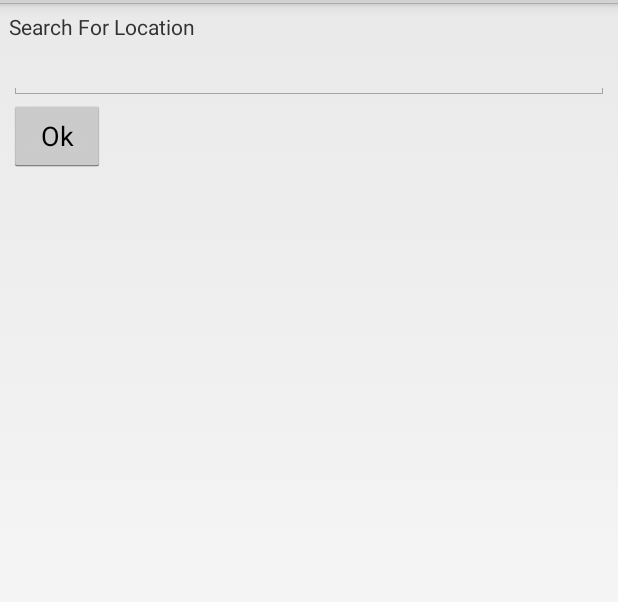
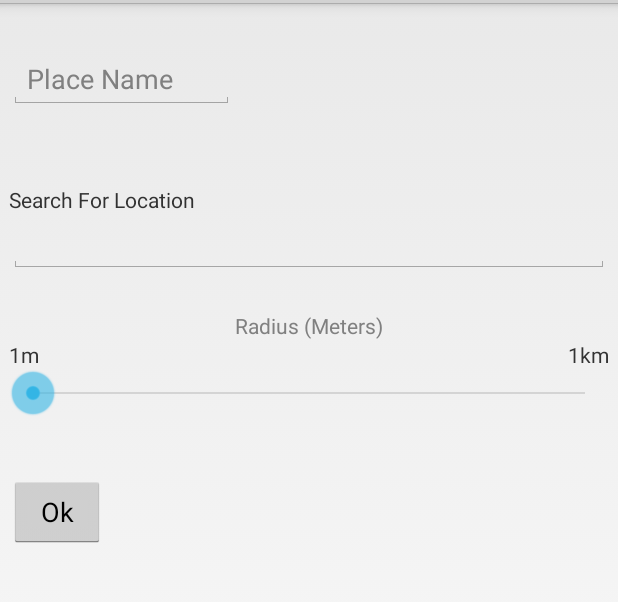
Before and after one commit to 1qazxsw23edc/taskman, an Android app: the screen it shows after launch (MainActivity), after a tap on an icon or button, on a phone screen of 412 x 824 dp, the part 69-671 px from its top. Run offline under Robolectric (Android 15) with nearby library versions, the phone set to English and light mode, and no system bars; 2 statements that could not run were skipped; 2 other taps on this screen came first.

Commit message:
Created Slider bar to select radius.  Modified location selection layout so that you can set a Name and Radius of your geofence.  Added feature to zoom to newly created place as well.

```diff
--- a/TaskManTest/src/main/java/com/charles/taskmantest/Fragments/DrawerListFragment.java
+++ b/TaskManTest/src/main/java/com/charles/taskmantest/Fragments/DrawerListFragment.java
@@ -13,7 +13,6 @@ import android.content.Loader;
 import android.database.Cursor;
 import android.net.Uri;
 import android.os.Bundle;
-import android.util.Log;
 import android.view.LayoutInflater;
 import android.view.Menu;
 import android.view.MenuInflater;
@@ -65,7 +64,6 @@ public class DrawerListFragment extends ListFragment implements
         header = inflater.inflate(R.layout.drawer_header, null);
         ((ListView)v).addHeaderView(header);
         mainView =v;
-
         initPlaces();
         return v;
     }
@@ -76,7 +74,7 @@ public class DrawerListFragment extends ListFragment implements
         super.onListItemClick(l, v, position, id);
         onItemSelected.onItemSelected(id);
         TextView tv = (TextView)v;
-        Log.v("ListItemClicked", Long.toString(id) + " " + tv.getText() );
+        //Log.v("ListItemClicked", Long.toString(id) + " " + tv.getText() );
     }
 
 
@@ -138,43 +136,11 @@ public class DrawerListFragment extends ListFragment implements
         Fragment frag = new LocationSelection();
         MapFragment mMap = (MapFragment)fm.findFragmentById(R.id.content_view);
         FragmentTransaction ft = fm.beginTransaction();
-        ft.hide(mMap);
+        ft.hide(mMap).addToBackStack("map");
         ft.add(R.id.container, frag, "location_select");
         ft.show(frag);
         ft.commit();
         onItemSelected.toggleDrawerClosed();
-        //ft.replace(R.id.content_frame, frag, "locSetter");
-        //ft.commit();
-        /*AlertDialog.Builder alert = new AlertDialog.Builder(getActivity());
-        alert.setTitle("New Place");
-        alert.setMessage("Add a New Place");
-        //Set an EditText view to get user input
-        final EditText input = new EditText(getActivity());
-        alert.setView(input);
-
-        alert.setPositiveButton("Add", new DialogInterface.OnClickListener() {
-            @Override
-            public void onClick(DialogInterface dialog, int which) {
-                String value = input.getText().toString();
-                ContentValues values = new ContentValues();
-                //values.put(GeoFenceTable.ID, Integer.toString(random.nextInt()));
-                values.put(GeoFenceTable.LATITUDE, currentLatitude);
-                values.put(GeoFenceTable.LONGITUDE, currentLongitude);
-                values.put(GeoFenceTable.RADIUS, radius);
-                values.put(GeoFenceTable.EXPIRATION, 0);
-                values.put(GeoFenceTable.TRANSITION, 0);
-                values.put(GeoFenceTable.NAME, value);
-                Uri uri = getActivity().getContentResolver().insert(TaskManContentProvider.FENCE_URI, values);
-            }
-        });
-
-        alert.setNegativeButton("Cancel", new DialogInterface.OnClickListener() {
-            @Override
-            public void onClick(DialogInterface dialog, int which) {
-                return;
-            }
-        });
-        alert.show();*/
 
     }
 
--- a/TaskManTest/src/main/java/com/charles/taskmantest/Fragments/LocationSelection.java
+++ b/TaskManTest/src/main/java/com/charles/taskmantest/Fragments/LocationSelection.java
@@ -1,9 +1,11 @@
 package com.charles.taskmantest.Fragments;
 
 import android.app.Fragment;
+import android.content.ContentValues;
 import android.content.Context;
 import android.location.Address;
 import android.location.Geocoder;
+import android.net.Uri;
 import android.os.Bundle;
 import android.view.LayoutInflater;
 import android.view.View;
@@ -13,11 +15,15 @@ import android.widget.AdapterView;
 import android.widget.ArrayAdapter;
 import android.widget.AutoCompleteTextView;
 import android.widget.Button;
+import android.widget.EditText;
 import android.widget.Filter;
 import android.widget.Filterable;
+import android.widget.SeekBar;
 import android.widget.TextView;
 
 import com.charles.taskmantest.R;
+import com.charles.taskmantest.datahandler.GeoFenceTable;
+import com.charles.taskmantest.datahandler.TaskManContentProvider;
 import com.google.android.gms.maps.model.LatLng;
 import com.javadocmd.simplelatlng.LatLngTool;
 import com.javadocmd.simplelatlng.util.LengthUnit;
@@ -37,6 +43,12 @@ public class LocationSelection extends Fragment {
     private LocationSelectionCallbacks lsc;
     private static double lat = 0.0;
     private static double lon = 0.0;
+    private final int radMin = 1;
+    private final int radMax = 500;
+    private static double radius;
+    private static TextView radiusView;
+    private static EditText editPlaceName;
+    private static SeekBar radiusBar;
 
 
     @Override
@@ -53,6 +65,33 @@ public class LocationSelection extends Fragment {
         v = inflater.inflate(R.layout.location_selection, container, false);
 
         final AutoCompleteTextView locationinput = (AutoCompleteTextView) v.findViewById(R.id.location_autocomplete);
+        setupAutoCompleteAddress(locationinput);
+
+        radiusView = (TextView) v.findViewById(R.id.radiusView);
+        editPlaceName = (EditText) v.findViewById(R.id.editPlaceName);
+        radiusBar = (SeekBar) v.findViewById(R.id.seekBar);
+        radiusBar.setMax(radMax);
+        setupRadiusSeekBar(radiusBar);
+
+        Button button = (Button) v.findViewById(R.id.searchButton);
+        button.setOnClickListener(new View.OnClickListener() {
+            @Override
+            public void onClick(View v) {
+                ContentValues values = new ContentValues();
+                values.put(GeoFenceTable.NAME, editPlaceName.getText().toString());
+                values.put(GeoFenceTable.RADIUS, radius);
+                values.put(GeoFenceTable.LATITUDE, lat);
+                values.put(GeoFenceTable.LONGITUDE, lon);
+                Uri ins = getActivity().getContentResolver().insert(TaskManContentProvider.FENCE_URI, values);
+                lsc.placeCreated(editPlaceName.getText().toString(), lat, lon);
+                InputMethodManager in = (InputMethodManager) getActivity().getSystemService(Context.INPUT_METHOD_SERVICE);
+                in.hideSoftInputFromWindow(LocationSelection.this.getView().getWindowToken(), 0);
+            }
+        });
+        return v;
+    }
+
+    private final void setupAutoCompleteAddress(final AutoCompleteTextView locationinput) {
         Geocoder gcoder = new Geocoder(getActivity());
         try {
             List<Address> currentAddress = gcoder.getFromLocation(MyMap.lat, MyMap.lon, 1);
@@ -77,18 +116,77 @@ public class LocationSelection extends Fragment {
 
             }
         });
-        Button button = (Button) v.findViewById(R.id.searchButton);
-        button.setOnClickListener(new View.OnClickListener() {
+    }
+
+    private final void setupRadiusSeekBar(final SeekBar radBar) {
+        radBar.setOnSeekBarChangeListener(new SeekBar.OnSeekBarChangeListener() {
             @Override
-            public void onClick(View v) {
-                lsc.searchButtonPressed();
+            public void onProgressChanged(SeekBar seekBar, int progress, boolean fromUser) {
+                if (fromUser) {
+                    if (progress == 0) {
+                        radiusView.setText("Radius: " + Integer.toString(1));
+                        radius = (double)1;
+                    } else {
+                        radiusView.setText("Radius: " + Integer.toString(progress));
+                        radius = (double)progress;
+                    }
+                }
+            }
+
+            @Override
+            public void onStartTrackingTouch(SeekBar seekBar) {
+
+            }
+
+            @Override
+            public void onStopTrackingTouch(SeekBar seekBar) {
+
             }
         });
-        return v;
+    }
+
+
+    private final String getFormattedAddress(Address address) {
+        StringBuilder mSb = new StringBuilder();
+        mSb.setLength(0);
+        lat = address.getLatitude();
+        lon = address.getLongitude();
+        final int addressLineSize = address.getMaxAddressLineIndex();
+        for (int i = 0; i < addressLineSize; i++) {
+            mSb.append(address.getAddressLine(i));
+            if (i != addressLineSize - 1) {
+                mSb.append(", ");
+            }
+        }
+        return mSb.toString();
+    }
+    private List<Address> getListFromCoord (Geocoder gCoder, String name, double lat, double lon, int distance, int depth) throws IOException {
+        //Get two coordinates based on bearing and distance
+        LatLng norEast = getBearingCoord(lat, lon, 45, distance);
+        LatLng soWest = getBearingCoord(lat, lon, 225, distance);
+
+        double lowLefLat = soWest.latitude;
+        double lowLefLon = soWest.longitude;
+        double upRighLat = norEast.latitude;
+        double upRighLon = norEast.longitude;
+        List<Address> addresses = gCoder.getFromLocationName(name, 5, lowLefLat, lowLefLon, upRighLat, upRighLon);
+
+        if (addresses.size() == 0 && depth != 5) {
+            //Recurse because no results were returned
+            return getListFromCoord(gCoder, name, lat, lon, distance +500, depth + 1);
+        } else {
+            return addresses;
+        }
+
+    }
+
+    private LatLng getBearingCoord(double lat, double lon, int bearing, long distance) {
+        com.javadocmd.simplelatlng.LatLng newPoint =  LatLngTool.travel(new com.javadocmd.simplelatlng.LatLng(lat, lon), bearing, distance, LengthUnit.KILOMETER);
+        return new LatLng(newPoint.getLatitude(), newPoint.getLongitude());
     }
 
     public interface LocationSelectionCallbacks {
-        public void searchButtonPressed();
+        public void placeCreated(String name, double lat, double lon);
     }
 
     // And the corresponding Adapter
@@ -187,41 +285,4 @@ public class LocationSelection extends Fragment {
         }
     }
 
-    private final String getFormattedAddress(Address address) {
-        StringBuilder mSb = new StringBuilder();
-        mSb.setLength(0);
-        final int addressLineSize = address.getMaxAddressLineIndex();
-        for (int i = 0; i < addressLineSize; i++) {
-            mSb.append(address.getAddressLine(i));
-            if (i != addressLineSize - 1) {
-                mSb.append(", ");
-            }
-        }
-        return mSb.toString();
-    }
-    private List<Address> getListFromCoord (Geocoder gCoder, String name, double lat, double lon, int distance, int depth) throws IOException {
-            //Get two coordinates based on bearing and distance
-            LatLng norEast = getBearingCoord(lat, lon, 45, distance);
-            LatLng soWest = getBearingCoord(lat, lon, 225, distance);
-
-            double lowLefLat = soWest.latitude;
-            double lowLefLon = soWest.longitude;
-            double upRighLat = norEast.latitude;
-            double upRighLon = norEast.longitude;
-            List<Address> addresses = gCoder.getFromLocationName(name, 5, lowLefLat, lowLefLon, upRighLat, upRighLon);
-
-            if (addresses.size() == 0 && depth != 5) {
-                //Recurse because no results were returned
-                return getListFromCoord(gCoder, name, lat, lon, distance +500, depth + 1);
-            } else {
-                return addresses;
-            }
-
-    }
-
-    private LatLng getBearingCoord(double lat, double lon, int bearing, long distance) {
-        com.javadocmd.simplelatlng.LatLng newPoint =  LatLngTool.travel(new com.javadocmd.simplelatlng.LatLng(lat, lon), bearing, distance, LengthUnit.KILOMETER);
-        return new LatLng(newPoint.getLatitude(), newPoint.getLongitude());
-    }
-
 }
--- a/TaskManTest/src/main/java/com/charles/taskmantest/Fragments/MyMap.java
+++ b/TaskManTest/src/main/java/com/charles/taskmantest/Fragments/MyMap.java
@@ -46,7 +46,8 @@ public class MyMap extends MapFragment implements
         GoogleMap.OnMarkerClickListener,
         GoogleMap.OnMarkerDragListener,
         LoaderManager.LoaderCallbacks<Cursor>,
-        DrawerListFragment.ItemSelectedListener{
+        DrawerListFragment.ItemSelectedListener,
+        LocationSelection.LocationSelectionCallbacks{
 
     private static GoogleMap gmap = null;
     final int RQS_GooglePlayServices = 1;
@@ -88,6 +89,14 @@ public class MyMap extends MapFragment implements
         mLocManager = (LocationManager) this.getActivity().getSystemService(Context.LOCATION_SERVICE);
 
         fillData();
+    }
+
+    @Override
+    public void placeCreated(String name, double lat, double lon) {
+        LatLng position = new LatLng(lat, lon);
+        CameraPosition camperPosition = new CameraPosition.Builder().target(position).zoom(16.0f).build();
+        CameraUpdate cameraUpdate = CameraUpdateFactory.newCameraPosition(camperPosition);
+        gmap.animateCamera(cameraUpdate);
     }
 
     public interface MapIsLoaded {
@@ -352,6 +361,10 @@ public class MyMap extends MapFragment implements
         getActivity().getContentResolver().update(TaskManContentProvider.FENCE_URI, values,GeoFenceTable.ID + "=" + Integer.toString(id), null);
     }
 
+    private void insertDB(double lat, double lon, double radius) {
+
+    }
+
     private class Place {
         private String name = null;
         private double latitude = 0.0f;
--- a/TaskManTest/src/main/res/layout/location_selection.xml
+++ b/TaskManTest/src/main/res/layout/location_selection.xml
@@ -5,22 +5,85 @@
     android:layout_width="fill_parent"
     android:layout_height="fill_parent"
     android:padding="6dip"
-    android:orientation="vertical">
+    android:orientation="vertical"
+    android:weightSum="1">
+
+    <Space
+        android:layout_width="match_parent"
+        android:layout_height="wrap_content"
+        android:layout_weight="0.05" />
+
+    <EditText
+        android:layout_width="150dp"
+        android:layout_height="wrap_content"
+        android:id="@+id/editPlaceName"
+        android:hint="Place Name"/>
+
+    <Space
+        android:layout_width="match_parent"
+        android:layout_height="wrap_content"
+        android:layout_weight="0.10" />
+
     <TextView
         android:layout_width="wrap_content"
         android:layout_height="wrap_content"
         android:text="@string/searchMessage"/>
-    <!--<EditText android:id="@+id/freetextInput"
-        android:hint="@string/searchFreetextLabel"
-        android:layout_width="fill_parent"
-        android:layout_height="wrap_content"
-        android:background="@android:drawable/editbox_background" />-->
+
     <AutoCompleteTextView android:id="@+id/location_autocomplete"
         android:hint="@string/locationInputHint"
         android:layout_width="fill_parent"
         android:layout_height="wrap_content"/>
+
+    <Space
+        android:layout_width="match_parent"
+        android:layout_height="wrap_content"
+        android:layout_weight="0.05" />
+
+    <RelativeLayout
+        android:layout_width="match_parent"
+        android:layout_height="110dp">
+        <TextView android:id="@+id/radiusView"
+            android:layout_width="wrap_content"
+            android:layout_height="wrap_content"
+            android:hint="Radius (Meters)"
+            android:layout_gravity="center_horizontal"
+            android:layout_alignParentTop="true"
+            android:layout_centerHorizontal="true" />
+
+        <SeekBar
+            android:layout_width="match_parent"
+            android:layout_height="wrap_content"
+            android:id="@+id/seekBar"
+            android:layout_centerVertical="true"
+            android:indeterminate="false"
+            android:layout_alignParentLeft="true" />
+
+        <TextView
+            android:layout_width="wrap_content"
+            android:layout_height="wrap_content"
+            android:textAppearance="?android:attr/textAppearanceSmall"
+            android:text="1m"
+            android:id="@+id/textView"
+            android:layout_alignParentLeft="true"
+            android:layout_above="@+id/seekBar" />
+
+        <TextView
+            android:layout_width="wrap_content"
+            android:layout_height="wrap_content"
+            android:textAppearance="?android:attr/textAppearanceSmall"
+            android:text="1km"
+            android:id="@+id/textView3"
+            android:layout_alignTop="@+id/textView"
+            android:layout_alignParentRight="true" />
+
+
+    </RelativeLayout>
+
+
+
     <Button android:id="@+id/searchButton"
         android:layout_width="wrap_content"
         android:layout_height="wrap_content"
-        android:text="@string/searchBtnLabel"/>
+        android:text="@string/searchBtnLabel" />
+
 </LinearLayout>
```
